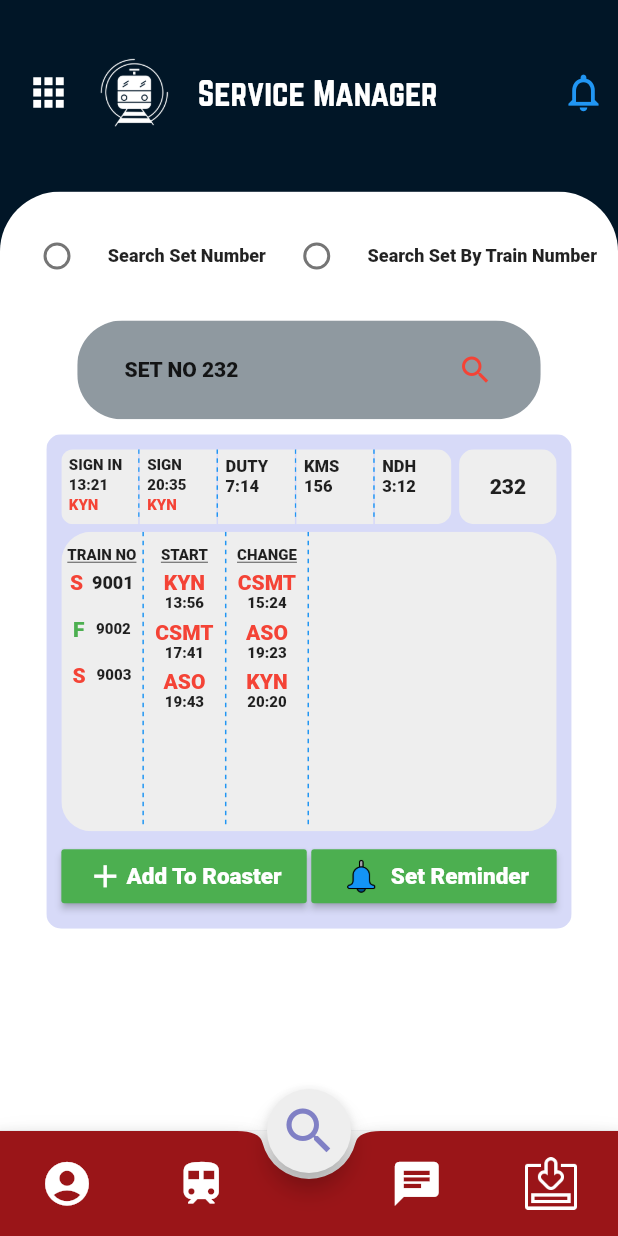
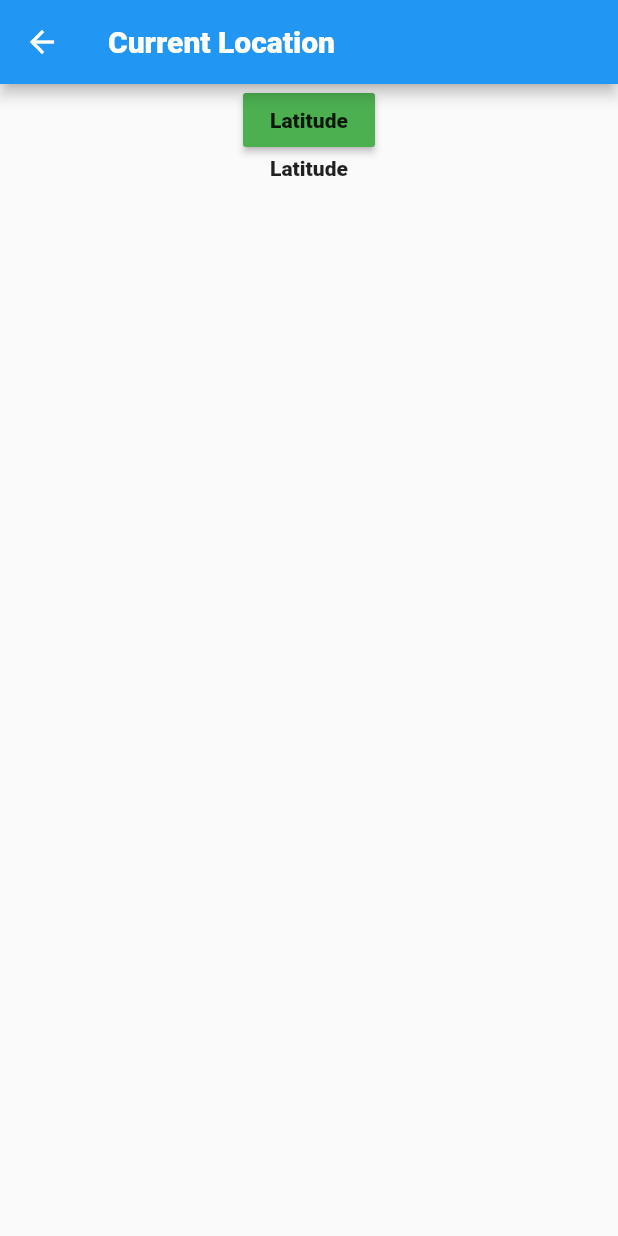
Before and after one commit to Harshal624/Service_Manager_Assessment, a Flutter app: the screen it shows after launch, after a tap on "Set Reminder", on a phone screen of 412 x 824 dp. Run offline on Flutter 3.47's test engine with Material 2 defaults, Android fonts, the phone set to English and light mode, and no system bars; drawn by our look-alikes of dotted_line; our stand-ins replace fluttertoast, geolocator, hexcolor; missing offline and left inert: geocoder; Roboto replaces fonts that are missing (Roboto.ttf).

Commit message:
Initial commit

```diff
--- a/lib/components/innercontainer.dart
+++ b/lib/components/innercontainer.dart
@@ -1,6 +1,9 @@
+import 'package:design_test/location/showlocation.dart';
 import 'package:dotted_line/dotted_line.dart';
 import 'package:flutter/cupertino.dart';
 import 'package:flutter/material.dart';
+import 'package:fluttertoast/fluttertoast.dart';
+import 'package:geolocator/geolocator.dart';
 
 class InnerContainer extends StatelessWidget {
   @override
@@ -70,7 +73,7 @@ class InnerContainer extends StatelessWidget {
                       decoration: BoxDecoration(
                           borderRadius: BorderRadius.all(Radius.circular(3))),
                       child: RaisedButton(
-                        onPressed: () {},
+                        onPressed: () => _showLocation(context),
                         child: Row(
                           mainAxisAlignment: MainAxisAlignment.spaceAround,
                           children: [
@@ -400,6 +403,10 @@ class _ColumnLayout extends StatelessWidget {
     );
   }
 
-  _ColumnLayout(
-      {this.title, this.status1, this.status2, this.status3, this.time1, this.time2, this.time3});
+  _ColumnLayout({this.title, this.status1, this.status2, this.status3, this.time1, this.time2, this.time3});
 }
+
+void _showLocation(context) {
+  Navigator.push(
+      context, MaterialPageRoute(builder: (context) => ShowLocation()));
+}
--- /dev/null
+++ b/lib/location/showlocation.dart
@@ -0,0 +1,61 @@
+import 'package:flutter/material.dart';
+import 'package:geocoder/geocoder.dart';
+import 'package:geolocator/geolocator.dart';
+
+class ShowLocation extends StatefulWidget {
+  @override
+  _ShowLocationState createState() => _ShowLocationState();
+}
+
+class _ShowLocationState extends State<ShowLocation> {
+  Position currentLoc;
+  String lat = "Latitude";
+  Coordinates coordinates;
+  String first;
+
+  getUserLocation() async {
+    currentLoc = await locate();
+    coordinates = Coordinates(currentLoc.latitude, currentLoc.longitude);
+    var address =
+        await Geocoder.local.findAddressesFromCoordinates(coordinates);
+
+    setState(() {
+      // lat = currentLoc.latitude.toString();
+      lat = address.first.addressLine;
+    });
+  }
+
+  Future<Position> locate() async {
+    return getCurrentPosition(desiredAccuracy: LocationAccuracy.high);
+  }
+
+  @override
+  Widget build(BuildContext context) {
+    return Scaffold(
+      appBar: AppBar(
+        title: Text("Current Location"),
+      ),
+      body: Center(
+        child: Column(
+          children: [
+            RaisedButton(
+              color: Colors.green,
+              onPressed: () {
+                getUserLocation();
+              },
+              child: Text("Latitude"),
+            ),
+            Text(lat),
+          ],
+        ),
+      ),
+    );
+  }
+}
+
+/*Future<String> showLoc() async{
+  Position position = await getCurrentPosition(desiredAccuracy: LocationAccuracy.high);
+  String latitude = position.latitude.toString();
+  Fluttertoast.showToast(msg: latitude);
+  return latitude;
+}*/
```
